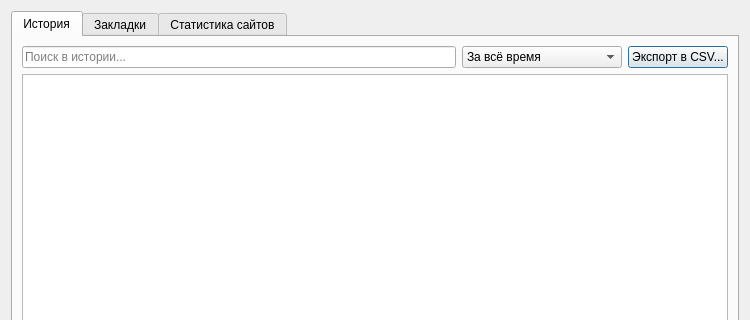
The window that ui/history.ui (ospab/surf) describes before a commit, drawn with Qt 5; both pictures show x 0 to 750 and y 0 to 320 of the 750 by 500 pixel window.
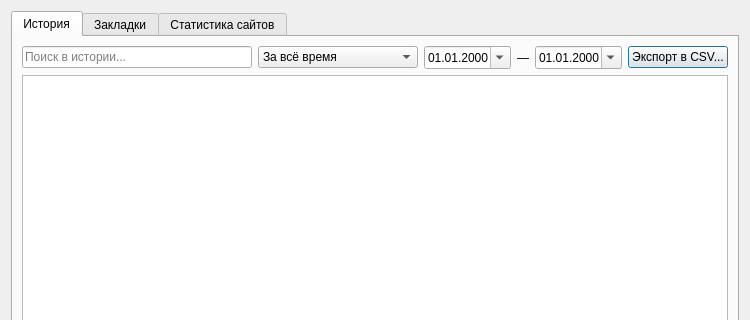
The same window after the commit.

What changed in the file:
```diff
--- a/ui/history.ui
+++ b/ui/history.ui
@@ -58,6 +58,38 @@
              <string>За последнюю неделю</string>
             </property>
            </item>
+           <item>
+            <property name="text">
+             <string>Диапазон дат...</string>
+            </property>
+           </item>
+          </widget>
+         </item>
+         <item>
+          <widget class="QDateEdit" name="dateFromEdit">
+           <property name="calendarPopup">
+            <bool>true</bool>
+           </property>
+           <property name="displayFormat">
+            <string>dd.MM.yyyy</string>
+           </property>
+          </widget>
+         </item>
+         <item>
+          <widget class="QLabel" name="dateDashLabel">
+           <property name="text">
+            <string>—</string>
+           </property>
+          </widget>
+         </item>
+         <item>
+          <widget class="QDateEdit" name="dateToEdit">
+           <property name="calendarPopup">
+            <bool>true</bool>
+           </property>
+           <property name="displayFormat">
+            <string>dd.MM.yyyy</string>
+           </property>
           </widget>
          </item>
          <item>
```
